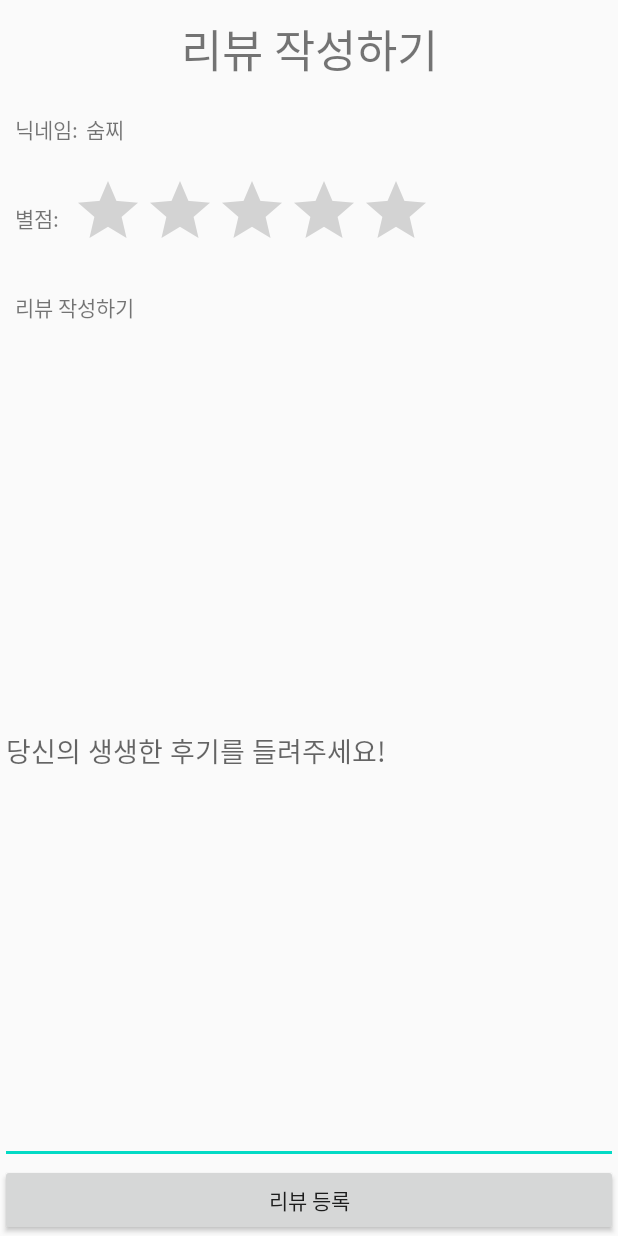
After one commit to dldbdud314/2020-ss-software-contest, an Android app: the ReviewActivity screen opened directly, with no data from a screen before it, on a phone screen of 412 x 824 dp. The commit adds this screen. Run offline under Robolectric (Android 15) with nearby library versions, the phone set to English and light mode, and no system bars.

Commit message:
리뷰 목록(미완), 리뷰 등록 기능 추가

```diff
--- a/capstone/app/src/main/AndroidManifest.xml
+++ b/capstone/app/src/main/AndroidManifest.xml
@@ -30,6 +30,7 @@
         <activity android:name=".SearchActivity"/>
         <activity android:name=".IdPassSearchActivity"/>
         <activity android:name=".MapsActivity"/>
+        <activity android:name=".ReviewActivity"/>
 
         <meta-data
             android:name="com.google.android.gms.version"
--- /dev/null
+++ b/capstone/app/src/main/java/com/example/capstone/ReviewActivity.java
@@ -0,0 +1,134 @@
+package com.example.capstone;
+
+import android.content.Intent;
+import android.os.AsyncTask;
+import android.os.Bundle;
+import android.util.Log;
+import android.view.LayoutInflater;
+import android.view.View;
+import android.view.ViewGroup;
+import android.widget.Button;
+import android.widget.EditText;
+import android.widget.RatingBar;
+import android.widget.TextView;
+import android.widget.Toast;
+
+import androidx.annotation.Nullable;
+import androidx.appcompat.app.AppCompatActivity;
+
+import java.io.BufferedReader;
+import java.io.IOException;
+import java.io.InputStream;
+import java.io.InputStreamReader;
+import java.io.OutputStream;
+import java.net.HttpURLConnection;
+import java.net.MalformedURLException;
+import java.net.URL;
+
+public class ReviewActivity extends AppCompatActivity {
+    private static String IP_ADDRESS = "220.69.170.218";
+    TextView nicknameTxt;
+    RatingBar ratingbar;
+    EditText reviewEdittext;
+    Button registerBtn;
+    String sReviewText, sUserId, sStoreName;
+    Integer sRate;
+
+    @Override
+    protected void onCreate(@Nullable Bundle savedInstanceState) {
+        super.onCreate(savedInstanceState);
+        setContentView(R.layout.new_review_page);
+
+        Intent intent = getIntent();
+
+        nicknameTxt = (TextView)findViewById(R.id.nick);
+        ratingbar = (RatingBar)findViewById(R.id.ratingBar);
+        reviewEdittext = (EditText)findViewById(R.id.reviewEdittext);
+        registerBtn = (Button)findViewById(R.id.reviewRegisterBtn);
+
+
+        //세션유지 구현 후 유저 정보 넘겨주는 거
+        //sUserId 웅앵웅
+        sUserId = "20172145@sungshin.ac.kr";
+        sStoreName = intent.getStringExtra("store_name");
+
+        //사용자의 nickname이 나와야 함
+        //nicknameTxt.setText();
+
+        registerBtn.setOnClickListener(new View.OnClickListener() {
+            @Override
+            public void onClick(View v) {
+                sReviewText = reviewEdittext.getText().toString();
+                sRate = (int)ratingbar.getRating();
+
+                RegistReview rr = new RegistReview();
+                rr.execute();
+            }
+        });
+    }
+
+    public class RegistReview extends AsyncTask<Void, Integer, Void> {
+        String data = "";
+
+        @Override
+        protected Void doInBackground(Void... voids) {
+            /* 인풋 파라메터값 생성 */
+            String param = "&u_reviewText=" + sReviewText + "&u_rate=" + sRate + "&u_userId=" + sUserId + "&u_storeName=" + sStoreName + "";
+
+            try {
+                /* 서버연결 */
+                URL url = new URL(
+                        "http://" + IP_ADDRESS + "/registerReview.php");
+                HttpURLConnection conn = (HttpURLConnection) url.openConnection();
+                conn.setRequestProperty("Content-Type", "application/x-www-form-urlencoded");
+                conn.setRequestMethod("POST");
+                conn.setDoInput(true);
+                conn.connect();
+
+                /* 안드로이드 -> 서버 파라메터값 전달 */
+                OutputStream outs = conn.getOutputStream();
+                outs.write(param.getBytes("UTF-8"));
+                outs.flush();
+                outs.close();
+
+                /* 서버 -> 안드로이드 파라메터값 전달 */
+                InputStream is = null;
+                BufferedReader in = null;
+
+                is = conn.getInputStream();
+                in = new BufferedReader(new InputStreamReader(is), 8 * 1024);
+                String line = null;
+                StringBuffer buff = new StringBuffer();
+                while ((line = in.readLine()) != null) {
+                    buff.append(line + "\n");
+                }
+                data = buff.toString().trim();
+            } catch (MalformedURLException e) {
+                e.printStackTrace();
+            } catch (IOException e) {
+                e.printStackTrace();
+            }
+
+            return null;
+        }
+
+        @Override
+        protected void onPostExecute(Void aVoid) {
+            super.onPostExecute(aVoid);
+            /* 서버에서 응답 */
+            Log.e("RECV DATA", data);
+            int len = data.length();
+            String check = data.substring(len - 1, len);
+            if (check.equals("s")) {
+                Log.e("Success", "완료!");
+                Toast successToast = Toast.makeText(getApplicationContext(),"등록 성공", Toast.LENGTH_SHORT);
+                successToast.show();
+            } else {
+                Log.e("Fail", "실패!");
+                Toast failToast = Toast.makeText(getApplicationContext(),"등록 실패", Toast.LENGTH_SHORT);
+                failToast.show();
+            }
+            finish();
+        }
+    }
+}
--- /dev/null
+++ b/capstone/app/src/main/res/layout/new_review_page.xml
@@ -0,0 +1,62 @@
+<?xml version="1.0" encoding="utf-8"?>
+<LinearLayout xmlns:android="http://schemas.android.com/apk/res/android"
+    android:orientation="vertical"
+    android:layout_width="match_parent"
+    android:layout_height="match_parent">
+    <TextView
+        android:text="리뷰 작성하기"
+        android:layout_margin="10dp"
+        android:textSize="30dp"
+        android:gravity="center"
+        android:layout_width="match_parent"
+        android:layout_height="wrap_content"/>
+    <LinearLayout
+        android:layout_margin="10dp"
+        android:layout_width="match_parent"
+        android:layout_height="wrap_content">
+        <TextView
+            android:text="닉네임:"
+            android:layout_width="wrap_content"
+            android:layout_height="wrap_content"/>
+        <TextView
+            android:id="@+id/nick"
+            android:text="숨찌"
+            android:layout_marginLeft="5dp"
+            android:layout_width="wrap_content"
+            android:layout_height="wrap_content"/>
+    </LinearLayout>
+    <LinearLayout
+        android:layout_margin="10dp"
+        android:orientation="horizontal"
+        android:layout_width="match_parent"
+        android:layout_height="wrap_content">
+        <TextView
+            android:layout_gravity="center_vertical"
+            android:text="별점: "
+            android:layout_width="wrap_content"
+            android:layout_height="wrap_content"/>
+        <RatingBar
+            android:id="@+id/ratingBar"
+            android:layout_marginLeft="5dp"
+            android:numStars="5"
+            android:stepSize="1"
+            android:layout_width="wrap_content"
+            android:layout_height="wrap_content"/>
+    </LinearLayout>
+    <TextView
+        android:layout_margin="10dp"
+        android:text="리뷰 작성하기"
+        android:layout_width="wrap_content"
+        android:layout_height="wrap_content"/>
+    <EditText
+        android:id="@+id/reviewEdittext"
+        android:layout_weight="2"
+        android:hint="당신의 생생한 후기를 들려주세요!"
+        android:layout_width="match_parent"
+        android:layout_height="match_parent"/>
+    <Button
+        android:text="리뷰 등록"
+        android:id="@+id/reviewRegisterBtn"
+        android:layout_width="match_parent"
+        android:layout_height="wrap_content"/>
+</LinearLayout>
--- a/capstone/app/src/main/res/values/google_map_resource.xml
+++ b/capstone/app/src/main/res/values/google_map_resource.xml
@@ -1,4 +1,4 @@
 <?xml version="1.0" encoding="utf-8"?>
 <resources>
-    <string name="google_map_key">KEY자리</string>
+    <string name="google_map_key">AIzaSyCzIVyrHofUkqcRC2OMthBc_nk2Yn4tUw4</string>
 </resources>
```
Also changed, not shown: capstone/app/src/main/java/com/example/capstone/SignInActivity.java (+11 -0 lines), capstone/app/src/main/java/com/example/capstone/StoreInfoAdapter.java (+20 -1 lines).
